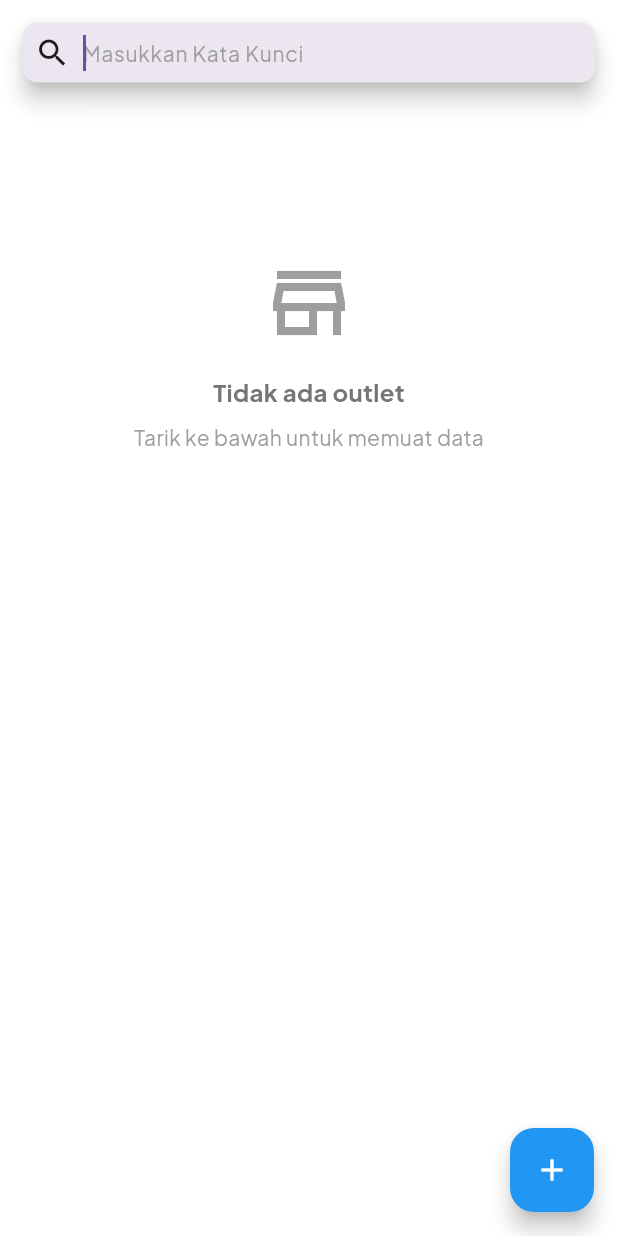
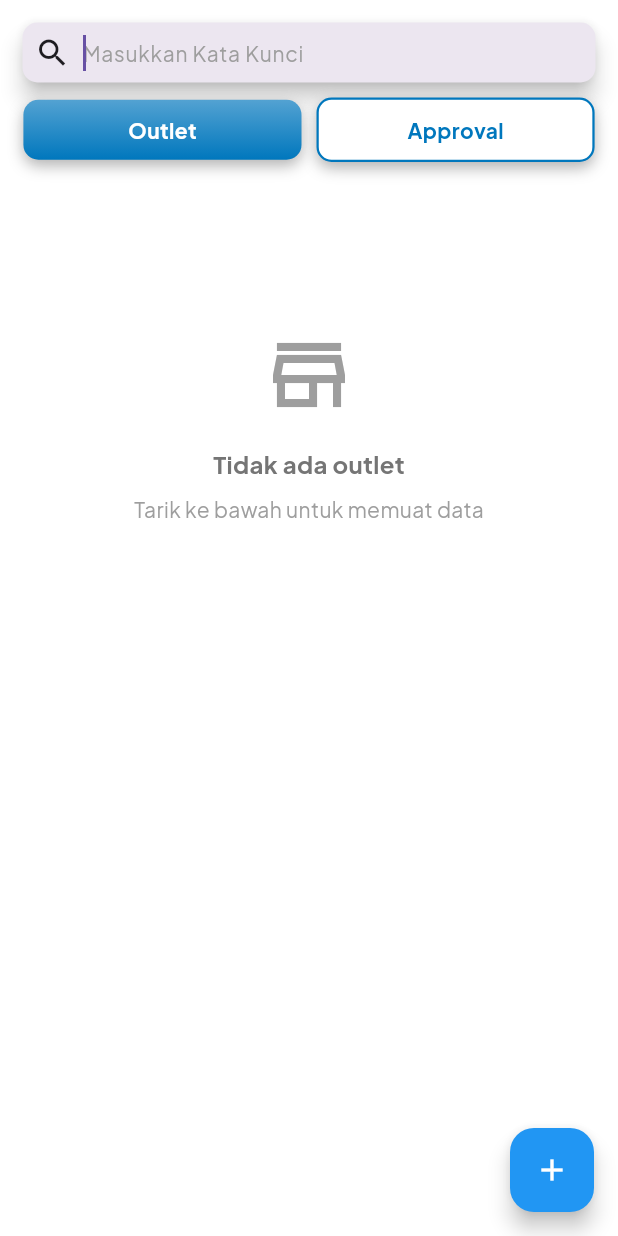
Before and after one commit to NicoIzumi30/cetapil, a Flutter app: the OutletPage screen opened directly, after a tap on "Masukkan Kata Kunci", on a phone screen of 412 x 824 dp. Run offline on Flutter 3.47's test engine with Material 3 defaults, Android fonts, the phone set to English and light mode, and no system bars; our stand-ins replace carousel_slider, connectivity_plus, dropdown_search, flutter_easyloading, flutter_image_compress, flutter_map and 13 more; accounts and stored records are empty; network calls fail; project files that could hold a hidden picture were left out.

Commit message:
refactor: update API base URL, enhance ButtonPrimary styling, and add pagination for outlet list

```diff
--- a/lib/controller/outlet/outlet_controller.dart
+++ b/lib/controller/outlet/outlet_controller.dart
@@ -28,6 +28,7 @@ class OutletController extends GetxController {
   final uuid = Uuid();
   var selectedCategory = 'MT'.obs; // Default to MT as shown in your code
 
+  final RxInt listOutletPage = 1.obs;
   final List<String> categories = ['GT', 'MT'];
 
   // Observables
@@ -42,6 +43,12 @@ class OutletController extends GetxController {
   var outletAddress = TextEditingController().obs;
   var controllers = <TextEditingController>[].obs;
   var questions = <FormOutletResponse>[].obs;
+
+  setListOutletPage(int page) {
+    if (listOutletPage.value != page) {
+      listOutletPage.value = page;
+    }
+  }
 
   setDraftValue(Outlet outlet) async {
     // Set sales name - Make sure to properly set value
@@ -445,8 +452,8 @@ class OutletController extends GetxController {
     }
   }
 
-  Future<void> submitApiOutlet() async{
-    try{
+  Future<void> submitApiOutlet() async {
+    try {
       final String? currentOutletId = Get.arguments?['id'];
       final bool isEditing = currentOutletId != null;
       EasyLoading.show(status: 'Submit Data...');
@@ -468,14 +475,10 @@ class OutletController extends GetxController {
         'image_path_1': imagePath[0],
         'image_path_2': imagePath[1],
         'image_path_3': imagePath[2],
-
-        for (int i = 0; i < questions.length; i++)
-          'forms[$i][id]': questions[i].id,
-
-        for (int i = 0; i < questions.length; i++)
-          'forms[$i][answer]': controllers[i].value.text,
+        for (int i = 0; i < questions.length; i++) 'forms[$i][id]': questions[i].id,
+        for (int i = 0; i < questions.length; i++) 'forms[$i][answer]': controllers[i].value.text,
       };
-      final response = await Api.submitOutlet(data,questions);
+      final response = await Api.submitOutlet(data, questions);
 
       if (response.status != "OK") {
         throw Exception('Failed to get outlets from API');
@@ -490,8 +493,7 @@ class OutletController extends GetxController {
           "Data Berhasil Disimpan",
           "Anda baru menyimpan Data. Silahkan periksa status Outlet pada aplikasi.");
       await refreshOutlets();
-
-    }catch (e) {
+    } catch (e) {
       print('Error submit data: $e');
       Get.snackbar(
         'Error',
@@ -522,12 +524,16 @@ class OutletController extends GetxController {
 
   List<Outlet> get filteredOutlets {
     if (searchQuery.value.isEmpty) {
-      return outlets;
+      return outlets
+          .where((outlet) => outlet.dataSource == 'DRAFT' || outlet.dataSource == 'API')
+          .toList();
     }
 
-    final filtered = outlets.where((outlet) {
-      return outlet.name?.toLowerCase().contains(searchQuery.value.toLowerCase()) ?? false;
-    }).toList();
+    final filtered = outlets
+        .where((outlet) =>
+            (outlet.dataSource == 'DRAFT' || outlet.dataSource == 'API') &&
+            (outlet.name?.toLowerCase().contains(searchQuery.value.toLowerCase()) ?? false))
+        .toList();
 
     // Keep drafts at top in filtered results
     filtered.sort((a, b) {
@@ -541,6 +547,21 @@ class OutletController extends GetxController {
     });
 
     return filtered;
+  }
+
+   List<Outlet> get filteredOutletsApproval {
+    if (searchQuery.value.isEmpty) {
+      return outlets.where((outlet) =>
+        outlet.dataSource == 'API' &&
+        outlet.status == 'APPROVED'
+      ).toList();
+    }
+
+    return outlets.where((outlet) =>
+      outlet.dataSource == 'API' &&
+      outlet.status == 'APPROVED' &&
+      (outlet.name?.toLowerCase().contains(searchQuery.value.toLowerCase()) ?? false)
+    ).toList();
   }
 
   void updateSearchQuery(String query) {
--- a/lib/page/outlet/outlet.dart
+++ b/lib/page/outlet/outlet.dart
@@ -4,6 +4,7 @@ import 'package:cetapil_mobile/controller/outlet/outlet_controller.dart';
 import 'package:cetapil_mobile/model/outlet.dart';
 import 'package:cetapil_mobile/page/outlet/detail_outlet.dart';
 import 'package:cetapil_mobile/page/outlet/tambah_outlet.dart';
+import 'package:cetapil_mobile/widget/button_primary.dart';
 import 'package:flutter/material.dart';
 import 'package:get/get.dart';
 
@@ -31,12 +32,39 @@ class OutletPage extends GetView<OutletController> {
                       RoundedRectangleBorder(borderRadius: BorderRadius.circular(10))),
                 ),
               ),
-              SizedBox(height: 15),
+              SizedBox(height: 10),
+              Obx(() {
+                return Row(
+                  mainAxisAlignment: MainAxisAlignment.center,
+                  crossAxisAlignment: CrossAxisAlignment.center,
+                  children: [
+                    ButtonPrimary(
+                      ontap: () {
+                        controller.setListOutletPage(1);
+                      },
+                      title: "Outlet",
+                      tipeButton: controller.listOutletPage == 1 ? "primary" : "info",
+                      width: MediaQuery.of(context).size.width * 0.45,
+                    ),
+                    SizedBox(width: 10),
+                    ButtonPrimary(
+                      ontap: () {
+                        controller.setListOutletPage(2);
+                      },
+                      title: "Approval",
+                      tipeButton: controller.listOutletPage == 2 ? "primary" : "info",
+                      width: MediaQuery.of(context).size.width * 0.45,
+                    ),
+                  ],
+                );
+              }),
+              SizedBox(height: 10),
 
               // Main Content
               Expanded(
-                child: Obx(
-                  () => RefreshIndicator(
+                child: Obx(() {
+                  if (controller.listOutletPage == 1) {
+                    return RefreshIndicator(
                       onRefresh: () async {
                         // Use refreshOutlets instead of syncOutlets
                         await controller.refreshOutlets();
@@ -78,8 +106,53 @@ class OutletPage extends GetView<OutletController> {
                             ),
                         ],
                       ),
+                    );
+                  } else {
+                    return RefreshIndicator(
+                      onRefresh: () async {
+                        // Use refreshOutlets instead of syncOutlets
+                        await controller.refreshOutlets();
+                      },
+                      child: Stack(
+                        children: [
+                          // Main Content
+                          controller.filteredOutletsApproval.isEmpty
+                              ? _buildEmptyState()
+                              : ListView.builder(
+                                  physics: AlwaysScrollableScrollPhysics(),
+                                  itemCount: controller.filteredOutletsApproval.length,
+                                  itemBuilder: (context, index) {
+                                    final outlet = controller.filteredOutletsApproval[index];
+                                    return OutletCard(outlet: outlet);
+                                  },
+                                ),
+
+                          // Loading Overlay
+                          if (controller.isSyncing.value)
+                            Container(
+                              color: Colors.black12,
+                              child: Center(
+                                child: Column(
+                                  mainAxisSize: MainAxisSize.min,
+                                  children: [
+                                    CircularProgressIndicator(),
+                                    SizedBox(height: 16),
+                                    Text(
+                                      'Menyinkronkan data...',
+                                      style: TextStyle(
+                                        fontSize: 14,
+                                        color: Colors.black87,
                                       ),
                                     ),
+                                  ],
+                                ),
+                              ),
+                            ),
+                        ],
+                      ),
+                    );
+                  }
+                }),
               ),
             ],
           ),
@@ -246,7 +319,10 @@ class OutletCard extends StatelessWidget {
                   ),
                   const SizedBox(height: 8),
 
-                  // Draft Status
+                  // Action Button
+                  Row(
+                    mainAxisAlignment: MainAxisAlignment.spaceEvenly,
+                    children: [
                       if (outlet.dataSource == 'DRAFT')
                         Row(
                           children: [
@@ -265,9 +341,6 @@ class OutletCard extends StatelessWidget {
                             ),
                           ],
                         ),
-                  const SizedBox(height: 16),
-
-                  // Action Button
                       Row(
                         children: [
                           ElevatedButton(
@@ -332,6 +405,8 @@ class OutletCard extends StatelessWidget {
                       ),
                     ],
                   ),
+                ],
+              ),
             ),
             const SizedBox(width: 16),
             Column(
--- a/lib/widget/button_primary.dart
+++ b/lib/widget/button_primary.dart
@@ -1,14 +1,16 @@
 import 'package:flutter/material.dart';
 
-
 class ButtonPrimary extends StatelessWidget {
-  final String tipeButton; // "danger", "primary"
+  final String tipeButton; // "danger", "primary", "info"
   final VoidCallback ontap;
   final double? width;
   final String title;
   const ButtonPrimary({
     super.key,
-    required this.ontap, this.width, required this.title, required this.tipeButton,
+    required this.ontap,
+    this.width,
+    required this.title,
+    required this.tipeButton,
   });
 
   @override
@@ -19,11 +21,14 @@ class ButtonPrimary extends StatelessWidget {
         width: width,
         padding: EdgeInsets.symmetric(vertical: 10),
         decoration: BoxDecoration(
-          color: tipeButton == 'danger'
-          ?Color(0xD7EA3232)
-          : null
-          ,
+          color: _getBackgroundColor(),
           borderRadius: BorderRadius.circular(10),
+          border: tipeButton == 'info'
+              ? Border.all(
+                  color: const Color(0xFF0077BD),
+                  width: 1.5,
+                )
+              : null,
           boxShadow: [
             BoxShadow(
               color: Colors.white.withOpacity(0.2),
@@ -36,24 +41,50 @@ class ButtonPrimary extends StatelessWidget {
               blurRadius: 8,
             ),
           ],
+          gradient: _getGradient(),
+        ),
+        child: Center(
+          child: Text(
+            title,
+            style: TextStyle(
+              color: _getTextColor(),
+              fontWeight: FontWeight.bold,
+            ),
+          ),
+        ),
+      ),
+    );
+  }
 
-            gradient:
-            tipeButton == 'primary'
-           ? LinearGradient(
+  Color? _getBackgroundColor() {
+    switch (tipeButton) {
+      case 'danger':
+        return const Color(0xD7EA3232);
+      case 'info':
+        return Colors.white;
+      default:
+        return null;
+    }
+  }
+
+  LinearGradient? _getGradient() {
+    if (tipeButton == 'primary') {
+      return const LinearGradient(
         begin: Alignment.topCenter,
         end: Alignment.bottomCenter,
         colors: [
           Color(0xFF53A2D2),
           Color(0xFF0077BD),
-                ])
-          : null,
-        ),
-        child: Center(
-            child: Text(
-              title,
-              style: TextStyle(color: Colors.white,fontWeight: FontWeight.bold),
-            )),
-      ),
+        ],
       );
     }
+    return null;
   }
+
+  Color _getTextColor() {
+    if (tipeButton == 'info') {
+      return const Color(0xFF0077BD);
+    }
+    return Colors.white;
+  }
+}
```
Also changed, not shown: lib/main.dart (line endings or trailing spaces). Lines whose indentation alone changed are shown as unchanged.
